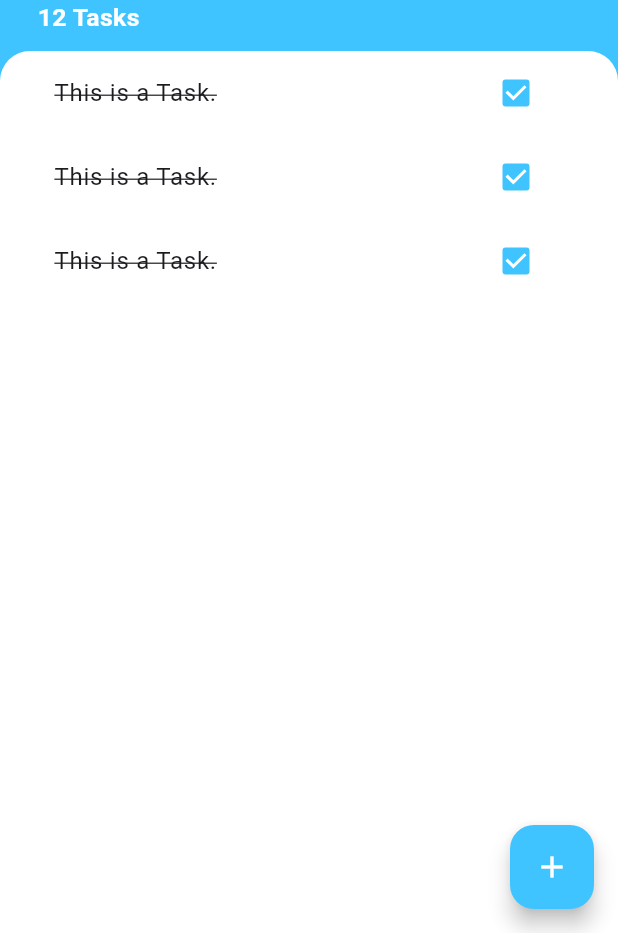
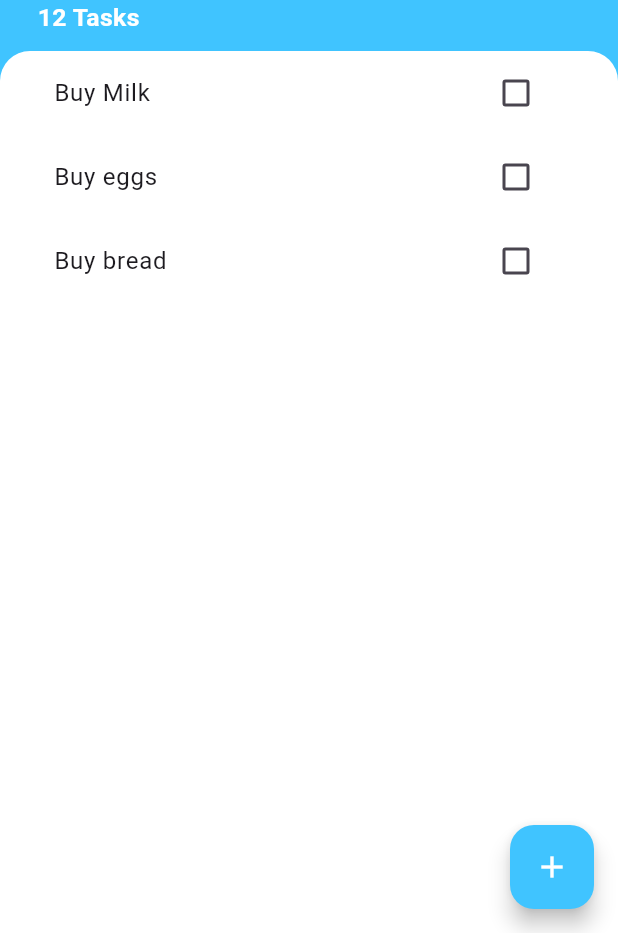
Before and after one commit to RITWIZSINGH/Todoey_flutter, a Flutter app: the screen it shows after launch, on a phone screen of 412 x 824 dp, the part 303-1236 px from its top. Run offline on Flutter 3.47's test engine with Material 3 defaults, Android fonts, the phone set to English and light mode, and no system bars; our stand-ins replace firebase_core; accounts and stored records are empty.

Commit message:
Made a Dynamic ListView builder

```diff
--- /dev/null
+++ b/lib/models/task.dart
@@ -0,0 +1,11 @@
+class Task {
+  late final String name;
+  bool isDone;
+
+  Task({required this.name, this.isDone = false});
+
+  void toggleDone() {
+    isDone = !isDone;
+  }
+
+}
--- a/lib/widgets/task_list.dart
+++ b/lib/widgets/task_list.dart
@@ -2,16 +2,32 @@
 
 import 'package:flutter/material.dart';
 import 'task_tile.dart';
+import 'package:todoey/models/task.dart';
 
-class TasksList extends StatelessWidget {
+class TasksList extends StatefulWidget {
+  @override
+  State<TasksList> createState() => _TasksListState();
+}
+
+class _TasksListState extends State<TasksList> {
+  List<Task> tasks = [
+    Task(name: 'Buy Milk'),
+    Task(name: 'Buy eggs'),
+    Task(name: 'Buy bread')
+  ];
   @override
   Widget build(BuildContext context) {
-    return ListView(
-      children: [
-        TasksTile(),
-        TasksTile(),
-        TasksTile(),
-      ],
+    return ListView.builder(
+      itemBuilder: (context, index) {
+        return TasksTile(
+            taskTitle: tasks[index].name, isChecked: tasks[index].isDone,
+            checkBoxCallBack: (bool checkboxState){
+              setState(() {
+                tasks[index].toggleDone();
+              });
+            });
+      },
+      itemCount: tasks.length,
     );
   }
 }
--- a/lib/widgets/task_tile.dart
+++ b/lib/widgets/task_tile.dart
@@ -1,53 +1,29 @@
-// ignore_for_file: use_key_in_widget_constructors, library_private_types_in_public_api, prefer_const_constructors_in_immutables
+// ignore_for_file: use_key_in_widget_constructors, library_private_types_in_public_api, prefer_const_constructors_in_immutables, unused_import
 
 import 'package:flutter/material.dart';
 
-class TasksTile extends StatefulWidget {
-  @override
-  _TasksTileState createState() => _TasksTileState();
-}
+class TasksTile extends StatelessWidget {
+  late final bool isChecked;
+  late final String taskTitle;
+  final Function checkBoxCallBack;
 
-class _TasksTileState extends State<TasksTile> {
-  bool isChecked = true;
-
-  void checkBoxCallBack(bool? value) {
-    setState(() {
-      isChecked = value ?? false;
-    });
-  }
+  TasksTile({required this.taskTitle, required this.isChecked, required this.checkBoxCallBack});
 
   @override
   Widget build(BuildContext context) {
     return ListTile(
-      title: Text(
-        'This is a Task.',
-        style: TextStyle(
-          decoration: isChecked ? TextDecoration.lineThrough : null,
+        title: Text(
+          taskTitle,
+          style: TextStyle(
+            decoration: isChecked ? TextDecoration.lineThrough : null,
+          ),
         ),
-      ),
-      trailing: TaskCheckBox(
-        checkBoxState: isChecked,
-        toggleCheckBoxState: checkBoxCallBack,
-      ),
-    );
+        trailing: Checkbox(
+          value: isChecked,
+          activeColor: Colors.lightBlueAccent,
+          onChanged: (newValue) {
+            checkBoxCallBack(newValue);
+          },
+        ));
   }
 }
-
-class TaskCheckBox extends StatelessWidget {
-  final bool checkBoxState;
-  final Function(bool?) toggleCheckBoxState;
-
-  TaskCheckBox({
-    required this.checkBoxState,
-    required this.toggleCheckBoxState,
-  });
-
-  @override
-  Widget build(BuildContext context) {
-    return Checkbox(
-      value: checkBoxState,
-      activeColor: Colors.lightBlueAccent,
-      onChanged: toggleCheckBoxState,
-    );
-  }
-}
```
